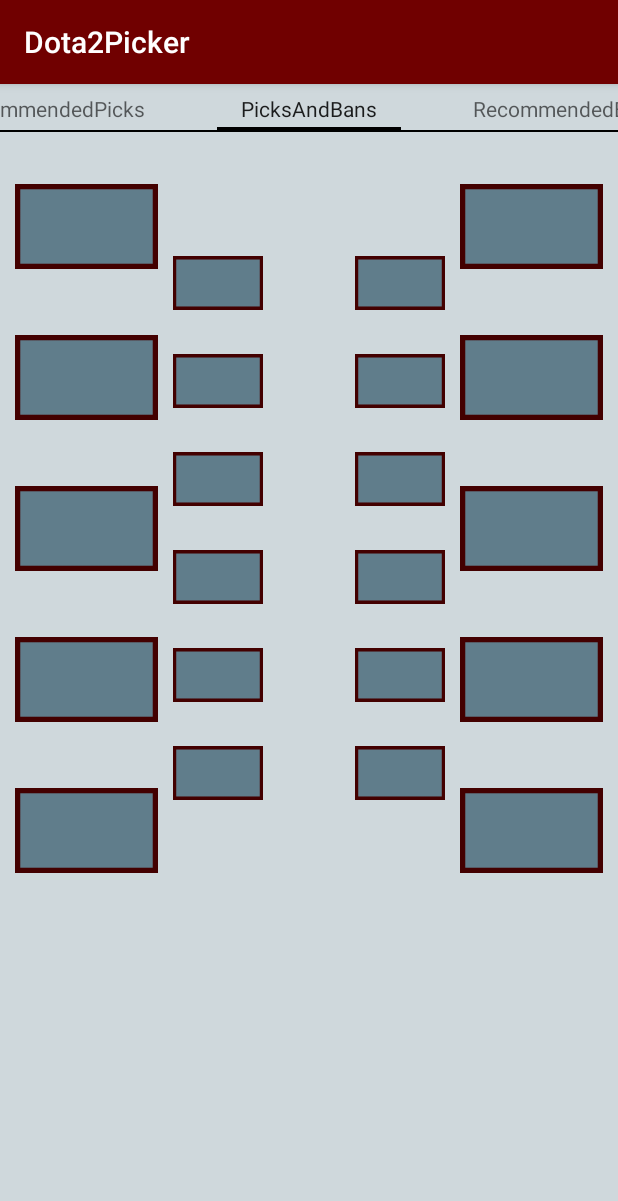
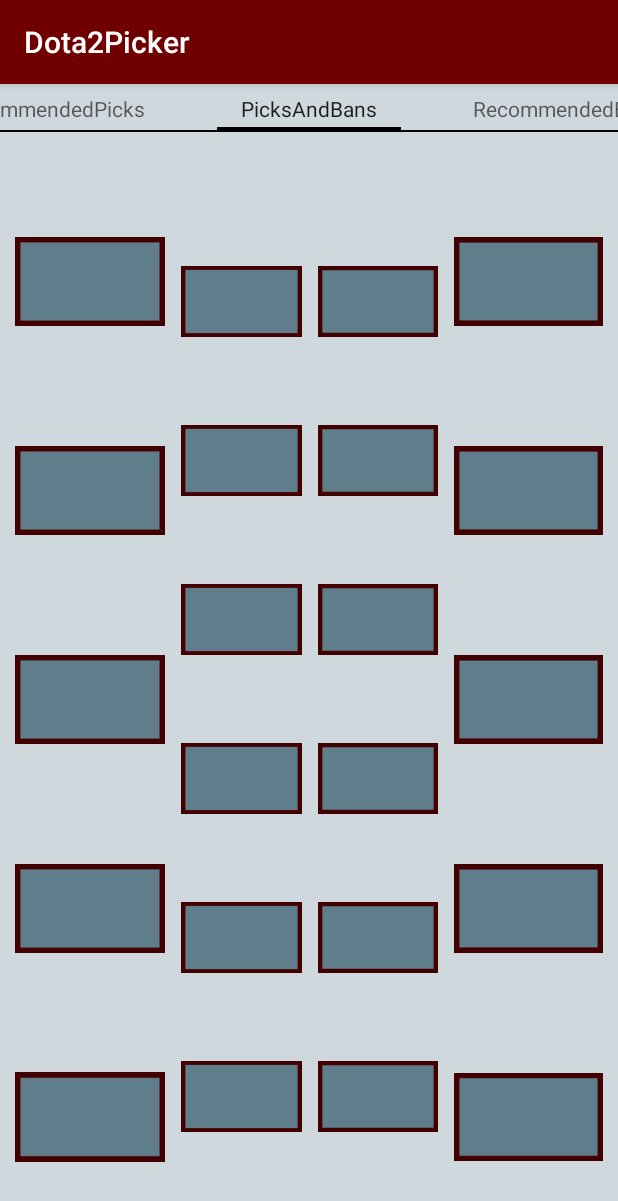
Before and after one commit to DrAlexD/Dota2CaptainApp, an Android app: the screen it shows after launch (MainActivity), on a phone screen of 412 x 824 dp. Shown: the top 1201 px of the screen. Run offline under Robolectric (Android 15) with nearby library versions, the phone set to English and light mode, and no system bars.

Commit message:
App 0.9.4v.

```diff
--- a/app/src/main/res/layout/picks_and_bans_page.xml
+++ b/app/src/main/res/layout/picks_and_bans_page.xml
@@ -6,168 +6,184 @@
     android:layout_height="match_parent"
     tools:context=".MainActivity">
 
+    <TextView
+        android:id="@+id/picksWinRateDif"
+        android:layout_width="match_parent"
+        android:layout_height="wrap_content"
+        android:layout_marginTop="15dp"
+        android:textAlignment="center"
+        android:textColor="@color/colorAccent"
+        android:textSize="22sp"
+        app:layout_constraintTop_toTopOf="parent" />
+
+    <LinearLayout
+        android:layout_width="match_parent"
+        android:layout_height="match_parent"
+        android:orientation="horizontal"
+        android:weightSum="10">
+
         <LinearLayout
             android:id="@+id/allyPickList"
             android:layout_width="wrap_content"
-        android:layout_height="wrap_content"
-        android:layout_marginLeft="10dp"
-        android:layout_marginTop="10dp"
+            android:layout_height="match_parent"
+            android:layout_weight="2"
             android:orientation="vertical"
-        app:layout_constraintLeft_toLeftOf="parent"
-        app:layout_constraintTop_toTopOf="parent">
+            android:paddingLeft="10dp"
+            android:paddingTop="30dp"
+            android:paddingRight="5dp"
+            android:paddingBottom="10dp"
+            android:weightSum="5">
 
             <ImageView
                 android:id="@+id/imageAllyFirstPick"
-            style="@style/SelectedPicks"
+                style="@style/SelectedPicksAndBans"
                 android:tag="1" />
 
             <ImageView
                 android:id="@+id/imageAllySecondPick"
-            style="@style/SelectedPicks"
+                style="@style/SelectedPicksAndBans"
                 android:tag="2" />
 
             <ImageView
                 android:id="@+id/imageAllyThirdPick"
-            style="@style/SelectedPicks"
+                style="@style/SelectedPicksAndBans"
                 android:tag="3" />
 
             <ImageView
                 android:id="@+id/imageAllyFourthPick"
-            style="@style/SelectedPicks"
+                style="@style/SelectedPicksAndBans"
                 android:tag="4" />
 
             <ImageView
                 android:id="@+id/imageAllyFifthPick"
-            style="@style/SelectedPicks"
+                style="@style/SelectedPicksAndBans"
                 android:tag="5" />
         </LinearLayout>
 
         <LinearLayout
             android:id="@+id/allyBanList"
             android:layout_width="wrap_content"
-        android:layout_height="wrap_content"
-        android:layout_marginLeft="10dp"
-        android:layout_marginTop="65dp"
+            android:layout_height="match_parent"
+            android:layout_weight="3"
             android:orientation="vertical"
-        app:layout_constraintLeft_toRightOf="@+id/allyPickList"
-        app:layout_constraintTop_toTopOf="parent">
+            android:paddingLeft="5dp"
+            android:paddingTop="60dp"
+            android:paddingRight="5dp"
+            android:paddingBottom="40dp"
+            android:weightSum="6">
 
             <ImageView
                 android:id="@+id/imageAllyFirstBan"
-            style="@style/SelectedBans"
+                style="@style/SelectedPicksAndBans"
                 android:tag="6" />
 
             <ImageView
                 android:id="@+id/imageAllySecondBan"
-            style="@style/SelectedBans"
+                style="@style/SelectedPicksAndBans"
                 android:tag="7" />
 
             <ImageView
                 android:id="@+id/imageAllyThirdBan"
-            style="@style/SelectedBans"
+                style="@style/SelectedPicksAndBans"
                 android:tag="8" />
 
             <ImageView
                 android:id="@+id/imageAllyFourthBan"
-            style="@style/SelectedBans"
+                style="@style/SelectedPicksAndBans"
                 android:tag="9" />
 
             <ImageView
                 android:id="@+id/imageAllyFifthBan"
-            style="@style/SelectedBans"
+                style="@style/SelectedPicksAndBans"
                 android:tag="10" />
 
             <ImageView
                 android:id="@+id/imageAllySixthBan"
-            style="@style/SelectedBans"
+                style="@style/SelectedPicksAndBans"
                 android:tag="11" />
-    </LinearLayout>
-
-    <TextView
-        android:id="@+id/picksWinRateDif"
-        android:layout_width="wrap_content"
-        android:layout_height="wrap_content"
-        android:layout_marginLeft="150dp"
-        android:layout_marginTop="45dp"
-        android:textSize="22sp"
-        app:layout_constraintLeft_toLeftOf="parent"
-        app:layout_constraintTop_toTopOf="parent" />
-
-    <LinearLayout
-        android:id="@+id/enemyPickList"
-        android:layout_width="wrap_content"
-        android:layout_height="wrap_content"
-        android:layout_marginTop="10dp"
-        android:layout_marginRight="10dp"
-        android:orientation="vertical"
-        app:layout_constraintRight_toRightOf="parent"
-        app:layout_constraintTop_toTopOf="parent">
-
-        <ImageView
-            android:id="@+id/imageEnemyFirstPick"
-            style="@style/SelectedPicks"
-            android:tag="12" />
-
-        <ImageView
-            android:id="@+id/imageEnemySecondPick"
-            style="@style/SelectedPicks"
-            android:tag="13" />
-
-        <ImageView
-            android:id="@+id/imageEnemyThirdPick"
-            style="@style/SelectedPicks"
-            android:tag="14" />
-
-        <ImageView
-            android:id="@+id/imageEnemyFourthPick"
-            style="@style/SelectedPicks"
-            android:tag="15" />
-
-        <ImageView
-            android:id="@+id/imageEnemyFifthPick"
-            style="@style/SelectedPicks"
-            android:tag="16" />
         </LinearLayout>
 
         <LinearLayout
             android:id="@+id/enemyBanList"
             android:layout_width="wrap_content"
-        android:layout_height="wrap_content"
-        android:layout_marginTop="65dp"
-        android:layout_marginRight="10dp"
+            android:layout_height="match_parent"
+            android:layout_weight="3"
             android:orientation="vertical"
-        app:layout_constraintRight_toLeftOf="@+id/enemyPickList"
-        app:layout_constraintTop_toTopOf="parent">
+            android:paddingLeft="5dp"
+            android:paddingTop="60dp"
+            android:paddingRight="5dp"
+            android:paddingBottom="40dp"
+            android:weightSum="6">
 
             <ImageView
                 android:id="@+id/imageEnemyFirstBan"
-            style="@style/SelectedBans"
+                style="@style/SelectedPicksAndBans"
                 android:tag="17" />
 
             <ImageView
                 android:id="@+id/imageEnemySecondBan"
-            style="@style/SelectedBans"
+                style="@style/SelectedPicksAndBans"
                 android:tag="18" />
 
             <ImageView
                 android:id="@+id/imageEnemyThirdBan"
-            style="@style/SelectedBans"
+                style="@style/SelectedPicksAndBans"
                 android:tag="19" />
 
             <ImageView
                 android:id="@+id/imageEnemyFourthBan"
-            style="@style/SelectedBans"
+                style="@style/SelectedPicksAndBans"
                 android:tag="20" />
 
             <ImageView
                 android:id="@+id/imageEnemyFifthBan"
-            style="@style/SelectedBans"
+                style="@style/SelectedPicksAndBans"
                 android:tag="21" />
 
             <ImageView
                 android:id="@+id/imageEnemySixthBan"
-            style="@style/SelectedBans"
+                style="@style/SelectedPicksAndBans"
                 android:tag="22" />
         </LinearLayout>
 
+        <LinearLayout
+            android:id="@+id/enemyPickList"
+            android:layout_width="wrap_content"
+            android:layout_height="match_parent"
+            android:layout_weight="2"
+            android:orientation="vertical"
+            android:paddingLeft="5dp"
+            android:paddingTop="30dp"
+            android:paddingRight="10dp"
+            android:paddingBottom="10dp"
+            android:weightSum="5">
+
+            <ImageView
+                android:id="@+id/imageEnemyFirstPick"
+                style="@style/SelectedPicksAndBans"
+                android:tag="12" />
+
+            <ImageView
+                android:id="@+id/imageEnemySecondPick"
+                style="@style/SelectedPicksAndBans"
+                android:tag="13" />
+
+            <ImageView
+                android:id="@+id/imageEnemyThirdPick"
+                style="@style/SelectedPicksAndBans"
+                android:tag="14" />
+
+            <ImageView
+                android:id="@+id/imageEnemyFourthPick"
+                style="@style/SelectedPicksAndBans"
+                android:tag="15" />
+
+            <ImageView
+                android:id="@+id/imageEnemyFifthPick"
+                style="@style/SelectedPicksAndBans"
+                android:tag="16" />
+        </LinearLayout>
+
+    </LinearLayout>
+
 </androidx.constraintlayout.widget.ConstraintLayout>
--- a/app/src/main/res/values/colors.xml
+++ b/app/src/main/res/values/colors.xml
@@ -2,7 +2,6 @@
 <resources>
     <color name="colorPrimary">#700000</color>
     <color name="colorPrimaryDark">#430000</color>
-    <color name="colorAccent">#707000</color>
-    <color name="colorButton">#007070</color>
+    <color name="colorAccent">#007070</color>
     <color name="colorBackground">#CFD8DC</color>
 </resources>
--- a/app/src/main/res/values/styles.xml
+++ b/app/src/main/res/values/styles.xml
@@ -4,24 +4,15 @@
         <item name="colorPrimary">@color/colorPrimary</item>
         <item name="colorPrimaryDark">@color/colorPrimaryDark</item>
         <item name="colorAccent">@color/colorAccent</item>
-        <item name="colorButtonNormal">@color/colorButton</item>
         <item name="android:colorBackground">@color/colorBackground</item>
     </style>
 
-    <style name="SelectedPicks">
-        <item name="android:layout_width">95dp</item>
-        <item name="android:layout_height">95dp</item>
-        <item name="android:layout_marginTop">5dp</item>
+    <style name="SelectedPicksAndBans">
+        <item name="android:layout_width">match_parent</item>
+        <item name="android:layout_height">match_parent</item>
         <item name="android:onClick">selectHeroOrClear</item>
         <item name="android:src">@drawable/frame</item>
-    </style>
-
-    <style name="SelectedBans">
-        <item name="android:layout_width">60dp</item>
-        <item name="android:layout_height">60dp</item>
-        <item name="android:layout_marginTop">5dp</item>
-        <item name="android:onClick">selectHeroOrClear</item>
-        <item name="android:src">@drawable/frame</item>
+        <item name="android:layout_weight">1</item>
     </style>
 
     <style name="RecommendedPicksByPos">
```
Lines whose indentation alone changed are shown as unchanged.
